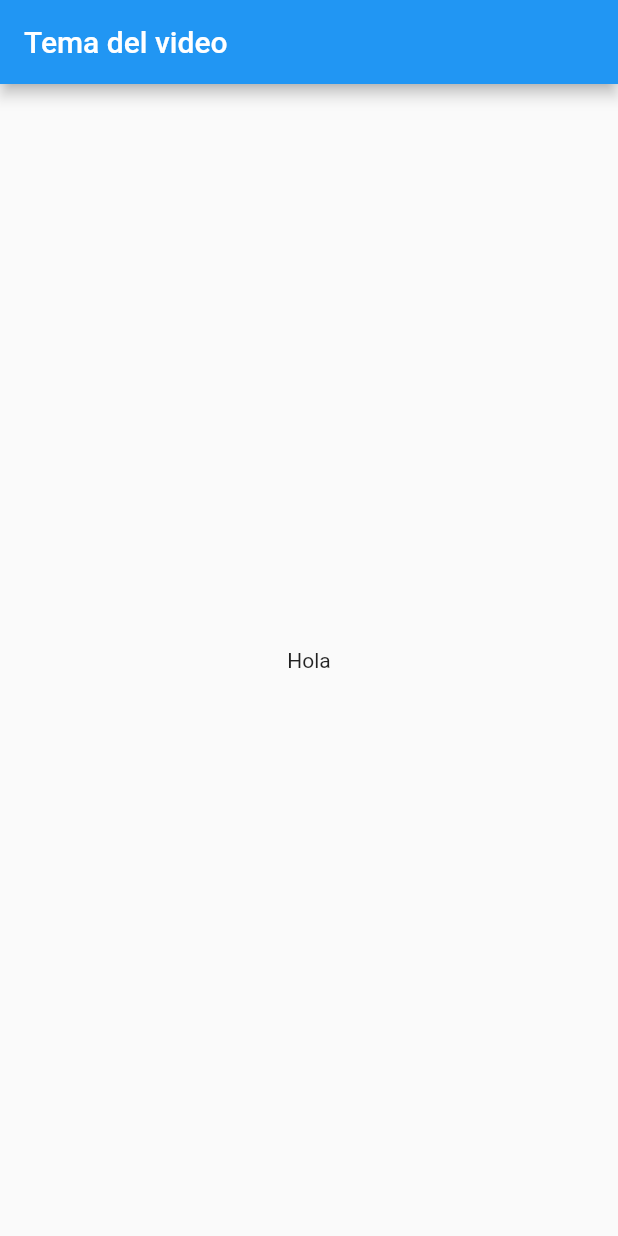
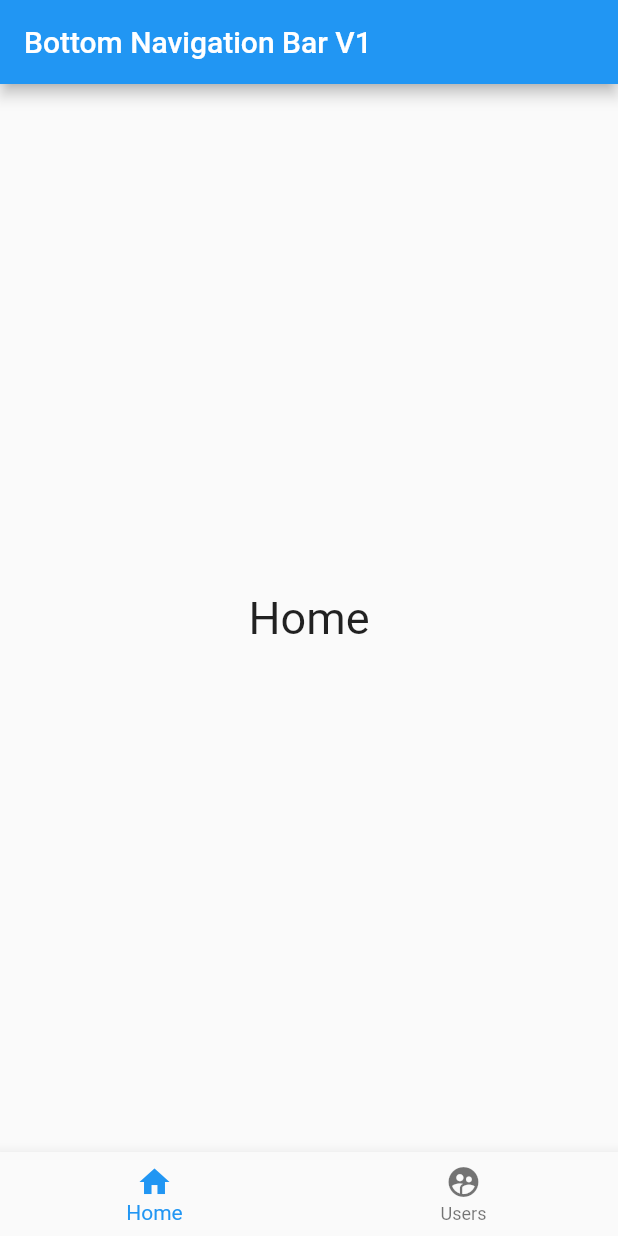
Before and after one commit to ivanchenoweth/flutter-poc1, a Flutter app: the screen it shows after launch, on a phone screen of 412 x 824 dp. Run offline on Flutter 3.47's test engine with Material 2 defaults, Android fonts, the light colour scheme and no system bars.

Commit message:
10 create navigation bar 2 pages

```diff
--- a/lib/main.dart
+++ b/lib/main.dart
@@ -1,6 +1,8 @@
 // ignore_for_file: prefer_const_constructors
 
 import 'package:flutter/material.dart';
+import 'package:primera_app_curso/pages/PaginaHome.dart';
+import 'package:primera_app_curso/pages/PaginaUsers.dart';
 
 void main() => runApp(const MiApp());
 
@@ -10,6 +12,7 @@ class MiApp extends StatelessWidget {
   @override
   Widget build(BuildContext context) {
     return const MaterialApp(
+      debugShowCheckedModeBanner: false,
       home: Inicio(),
     );
   }
@@ -23,15 +26,36 @@ class Inicio extends StatefulWidget {
 }
 
 class _InicioState extends State<Inicio> {
+  int _paginaActual = 0;
+
+  // ignore: prefer_final_fields
+  List<Widget> _paginas = [
+    PaginaHome(),
+    PaginaUsers(),
+  ];
+
   @override
   Widget build(BuildContext context) {
+    var icons = Icons;
     return Scaffold(
       appBar: AppBar(
-        title: const Text("Tema del video"),
+        title: const Text("Bottom Navigation Bar V1"),
       ),
-      body: Center(
-        child: const Text("Hola"),
-      ),
+      body: _paginas[_paginaActual],
+      bottomNavigationBar: BottomNavigationBar(
+          // ignore: prefer_const_literals_to_create_immutables
+          currentIndex: _paginaActual,
+          // ignore: prefer_const_literals_to_create_immutables
+          items: [
+            BottomNavigationBarItem(icon: Icon(Icons.home), label: "Home"),
+            BottomNavigationBarItem(
+                icon: Icon(Icons.supervised_user_circle), label: "Users"),
+          ],
+          onTap: (index) {
+            setState(() {
+              _paginaActual = index;
+            });
+          }),
     );
   }
 }
--- /dev/null
+++ b/lib/pages/PaginaHome.dart
@@ -0,0 +1,16 @@
+import 'package:flutter/cupertino.dart';
+
+class PaginaHome extends StatelessWidget {
+  const PaginaHome({super.key});
+
+  @override
+  Widget build(BuildContext context) {
+    // ignore: prefer_const_constructors
+    return Center(
+      child: const Text(
+        "Home",
+        style: TextStyle(fontSize: 30),
+      ),
+    );
+  }
+}
```
Also changed, not shown: lib/pages/PaginaUsers.dart (added, +15 -0 lines).
